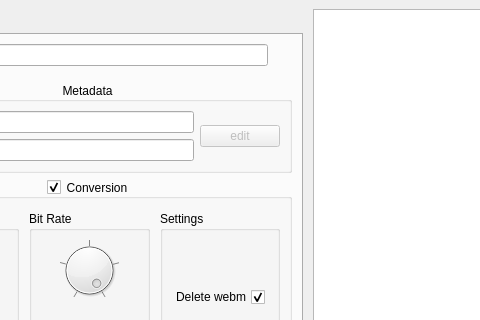
Above: tp_interface/ui/main_window.ui from nickdmakes/tek-plexor before the change; both pictures show x 136 to 616 and y 0 to 320 of the 980 by 641 pixel window. Below: the same form after it.
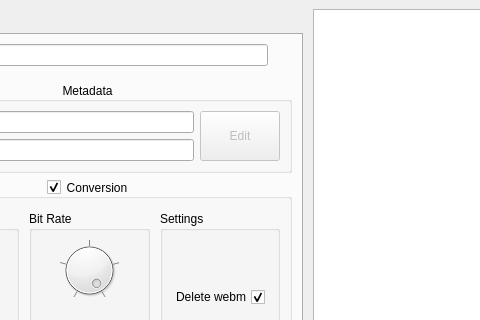
That is the form after the change. Icons and pictures are not drawn.

Diff of the .ui file:
```diff
--- a/tp_interface/ui/main_window.ui
+++ b/tp_interface/ui/main_window.ui
@@ -201,8 +201,14 @@
                <property name="enabled">
                 <bool>false</bool>
                </property>
+               <property name="sizePolicy">
+                <sizepolicy hsizetype="Minimum" vsizetype="Expanding">
+                 <horstretch>0</horstretch>
+                 <verstretch>0</verstretch>
+                </sizepolicy>
+               </property>
                <property name="text">
-                <string>edit</string>
+                <string>Edit</string>
                </property>
               </widget>
              </item>
```
Left out of the diff: 2 changed lines with no effect on the pictures.
